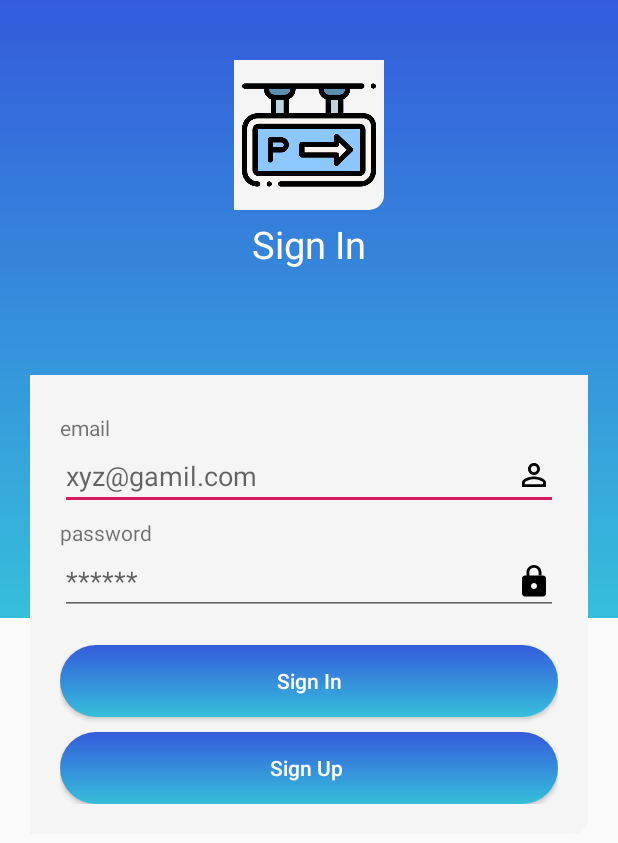
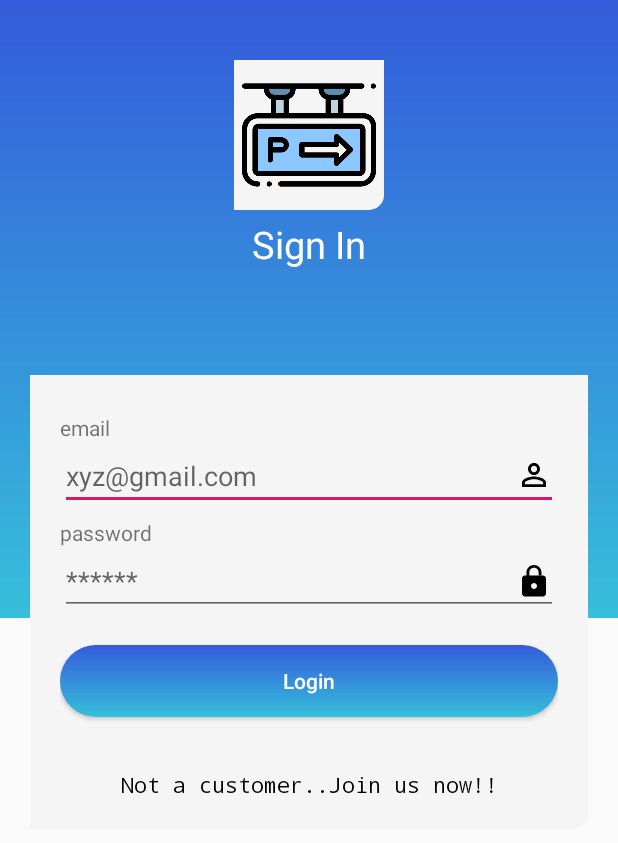
Before and after one commit to shikharprakash008/parkingApp, an Android app: the loginPage screen opened directly, with no data from a screen before it, on a phone screen of 412 x 824 dp. Shown: the top 843 px of the screen. Run offline under Robolectric (Android 15) with nearby library versions, the phone set to English and light mode, and no system bars.

Commit message:
Login Page slightly changed

```diff
--- a/app/src/main/java/com/example/myapplication/loginPage.java
+++ b/app/src/main/java/com/example/myapplication/loginPage.java
@@ -8,20 +8,16 @@ import android.view.View;
 import android.widget.Button;
 
 public class loginPage extends AppCompatActivity {
-    Button signUp;
+
+    public void register(View view){
+
+        startActivity(new Intent(loginPage.this, registrationPage.class));
+    }
 
     @Override
     protected void onCreate(Bundle savedInstanceState) {
         super.onCreate(savedInstanceState);
         setContentView(R.layout.activity_login_page);
-        signUp=findViewById(R.id.signUp);
-        signUp.setOnClickListener(new View.OnClickListener() {
-            @Override
-            public void onClick(View view) {
-                Intent signup=new Intent(loginPage.this,registrationPage.class);
-                startActivity(signup);
-            }
-        });
 
     }
 }
--- a/app/src/main/res/layout/activity_login_page.xml
+++ b/app/src/main/res/layout/activity_login_page.xml
@@ -41,7 +41,7 @@
         <EditText
             android:drawablePadding="20dp"
             android:drawableRight="@drawable/ic_person"
-            android:hint="xyz@gamil.com"
+            android:hint="xyz@gmail.com"
             android:layout_width="match_parent"
             android:layout_height="wrap_content" />
         <TextView
@@ -60,19 +60,20 @@
             android:background="@drawable/rec_gradient"
             android:layout_marginTop="20dp"
             android:textAllCaps="false"
-            android:text="Sign In"
+            android:text="Login"
             android:layout_width="match_parent"
             android:layout_height="wrap_content" />
 
-        <Button
-            android:id="@+id/signUp"
+        <TextView
+            android:id="@+id/Register"
             android:layout_width="match_parent"
             android:layout_height="wrap_content"
-            android:layout_marginTop="10dp"
-            android:background="@drawable/rec_gradient"
-            android:text="Sign Up "
-            android:textAllCaps="false"
-            android:textColor="#FFF" />
+            android:layout_marginTop="35dp"
+            android:fontFamily="monospace"
+            android:onClick="register"
+            android:text="Not a customer..Join us now!!"
+            android:textAlignment="center"
+            android:textColor="#ff000000" />
     </LinearLayout>
     <ImageView
         android:id="@+id/imageVIew"
```
